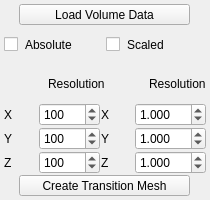
Qt form src/gui/Application/ToolWidgets/TransitionMeshTool.ui (SCIInstitute/cleaver2-cuda) before a commit.
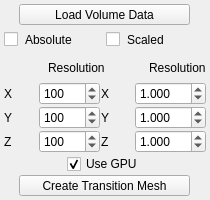
The same form after that commit.

Diff of the .ui file:
```diff
--- a/src/gui/Application/ToolWidgets/TransitionMeshTool.ui
+++ b/src/gui/Application/ToolWidgets/TransitionMeshTool.ui
@@ -264,6 +264,16 @@
       </item>
      </layout>
     </item>
+    <item alignment="Qt::AlignHCenter">
+     <widget class="QCheckBox" name="useGPU">
+      <property name="text">
+       <string>Use GPU</string>
+      </property>
+      <property name="checked">
+       <bool>true</bool>
+      </property>
+     </widget>
+    </item>
     <item alignment="Qt::AlignHCenter">
      <widget class="QToolButton" name="createMeshButton">
       <property name="minimumSize">
```
